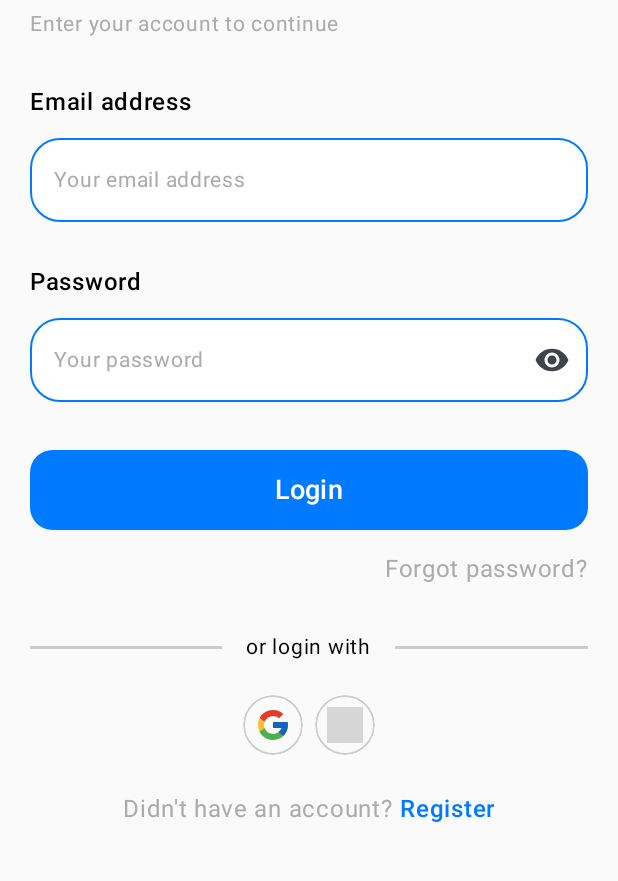
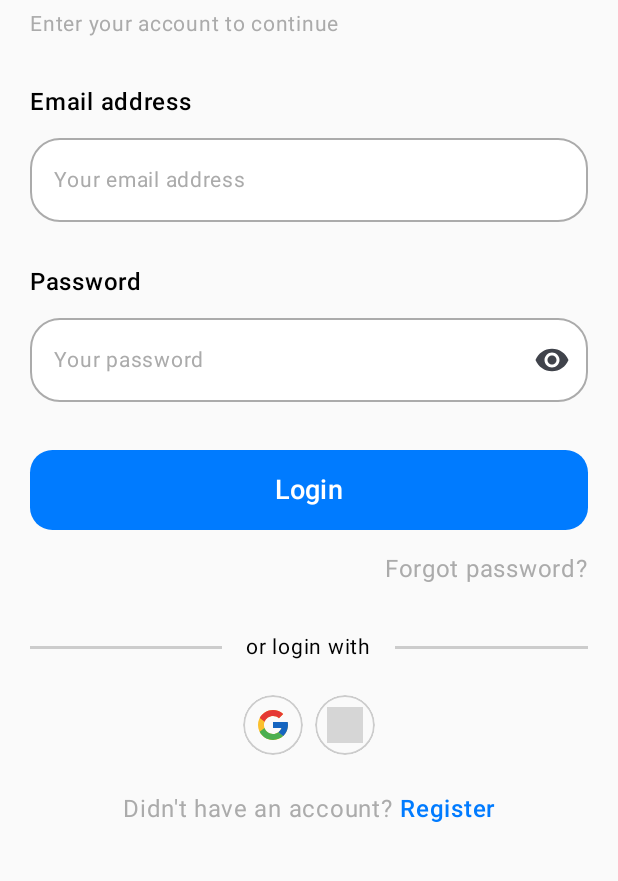
Before and after one commit to kuzyaq/CarsharingApp, an Android app built with Jetpack Compose: the screen it shows after launch (MainActivity), on a phone screen of 412 x 824 dp, the part 156-1037 px from its top. Run offline under Robolectric (Android 15) with nearby library versions, the phone set to English and light mode, and no system bars; libraries missing offline, so code that uses them is left out: ru.sulgik.mapkit; 1 statement that could not run was skipped; grey boxes are pictures that could not be loaded.

Commit message:
Login Screen

```diff
--- a/app/src/main/java/com/example/carsharing/presentation/screens/LoginScreen.kt
+++ b/app/src/main/java/com/example/carsharing/presentation/screens/LoginScreen.kt
@@ -276,7 +276,7 @@ fun CustomTextField(
         colors = OutlinedTextFieldDefaults.colors(
             focusedContainerColor = Color.White,
             unfocusedContainerColor = Color.White,
-            unfocusedBorderColor = Blue10,
+            unfocusedBorderColor = Grey10,
             focusedBorderColor = Blue10,
             unfocusedTextColor = Color.Black,
             focusedTextColor = Color.Black
```
